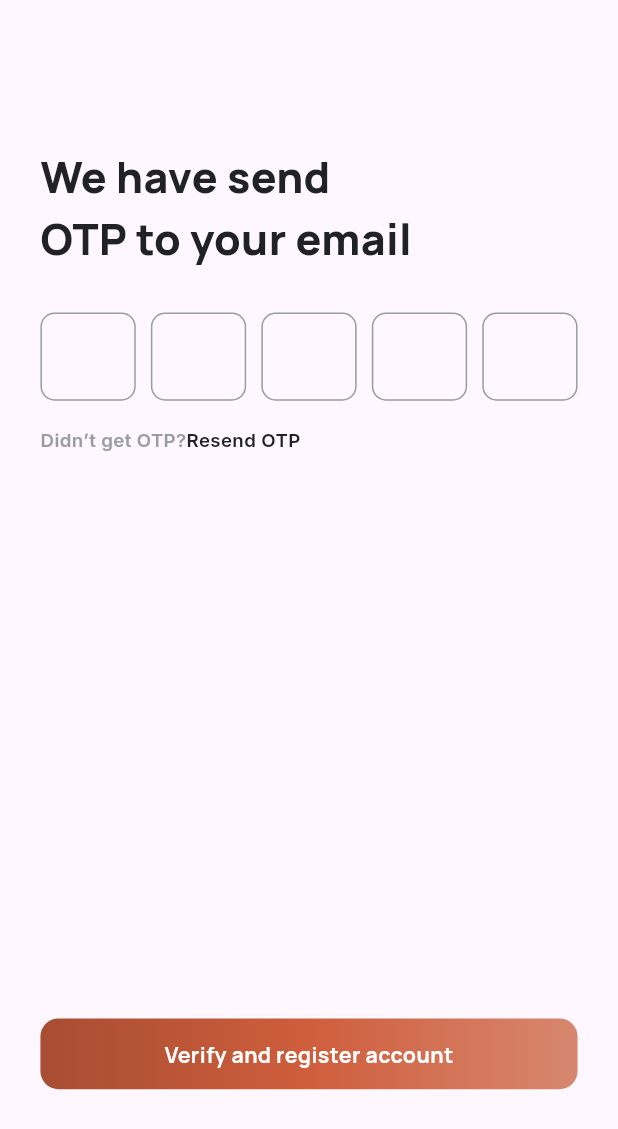
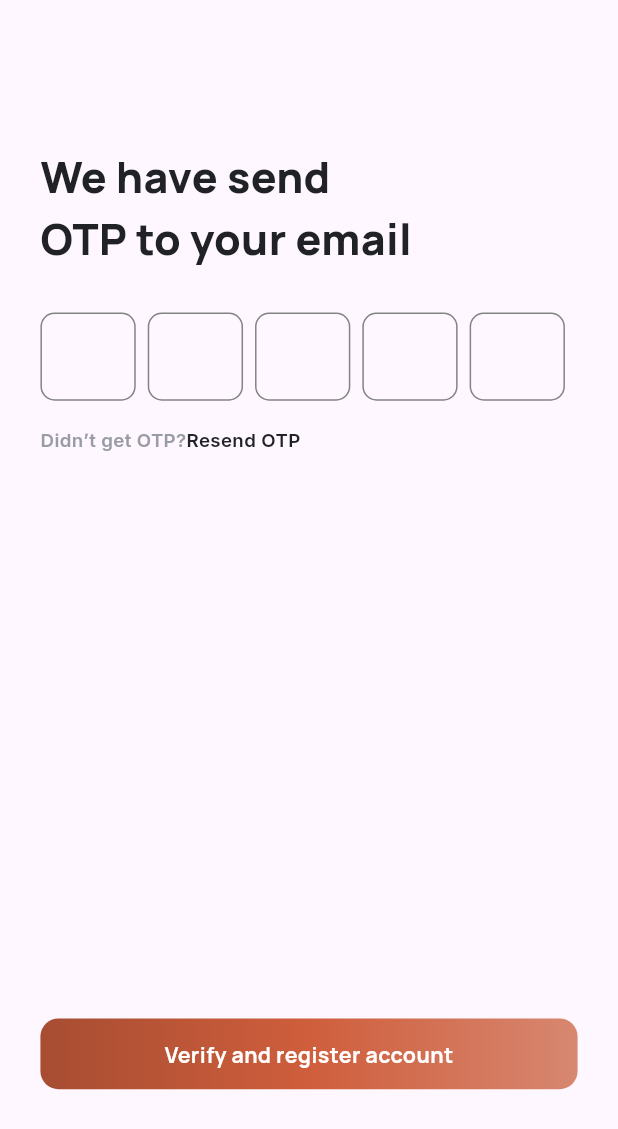
Before and after one commit to akash2058/lmsapp, a Flutter app: the OtpScreen screen opened directly, on a phone screen of 412 x 824 dp. Shown: the top 1129 px of the screen. Run offline on Flutter 3.47's test engine with Material 3 defaults, Android fonts, the phone set to English and light mode, and no system bars; drawn by our look-alikes of pinput; our stand-ins replace dotted_border, flutter_screenutil, flutter_svg, flutter_widget_from_html, google_fonts, readmore; accounts and stored records are empty; project files that could hold a hidden picture were left out.

Commit message:
changes in the app

```diff
--- a/lib/views/authentication_pages/otpscreen/otpscreen.dart
+++ b/lib/views/authentication_pages/otpscreen/otpscreen.dart
@@ -6,16 +6,34 @@ import 'package:lmsapp/customwidgets/customroute.dart';
 
 import 'package:lmsapp/utilities/appcolors.dart';
 import 'package:lmsapp/utilities/textstyle.dart';
-import 'package:lmsapp/views/authentication_pages/registersuccessfulpage/registersuccesfullpage.dart';
+import 'package:lmsapp/utilities/textvalidation.dart';
+import 'package:lmsapp/views/authentication_pages/authenticationcontroller.dart';
+import 'package:pinput/pinput.dart';
+import 'package:provider/provider.dart';
 
+// ignore: must_be_immutable
 class OtpScreen extends StatelessWidget {
-  const OtpScreen({super.key});
+  const OtpScreen({
+    super.key,
+  });
 
   @override
   Widget build(BuildContext context) {
+    final defaultpintheme = PinTheme(
+        height: 66.h,
+        width: 66.w,
+        textStyle: formfieldstyle,
+        decoration: BoxDecoration(
+            borderRadius: BorderRadius.circular(10.51.r),
+            border: Border.all(color: AppColors.primarygrey)));
+    final otpkey = GlobalKey<FormState>();
+    return Consumer<AuthenticationProvider>(
+      builder: (context, value, child) {
         return Scaffold(
           body: Padding(
             padding: EdgeInsets.symmetric(horizontal: 28.w, vertical: 110.h),
+            child: Form(
+              key: otpkey,
               child: Column(
                 crossAxisAlignment: CrossAxisAlignment.start,
                 children: [
@@ -30,7 +48,14 @@ class OtpScreen extends StatelessWidget {
                   SizedBox(
                     height: 32.h,
                   ),
-            OtpField(),
+                  Pinput(
+                    defaultPinTheme: defaultpintheme,
+                    focusedPinTheme: defaultpintheme,
+                    validator: validateotp,
+                    keyboardType: TextInputType.number,
+                    controller: value.otpcontroller,
+                    length: 5,
+                  ),
                   SizedBox(
                     height: 20.h,
                   ),
@@ -46,17 +71,32 @@ class OtpScreen extends StatelessWidget {
                       )
                     ],
                   ),
-            Spacer(),
+                  const Spacer(),
                   CustomButton(
                       height: 53.h,
-                text: 'Verify and register account',
-                onTap: () {
-                  Navigator.push(
-                      context, CustomPageRoute(child: RegisterSuccessPage()));
+                      text: value.loadingverification == true
+                          ? 'Please Wait'
+                          : 'Verify and register account',
+                      onTap:
+                          // ignore: unrelated_type_equality_checks
+                          value.registers?.data?.otp == value.otpcontroller.text
+                              ? () {
+                                  if (otpkey.currentState!.validate()) {
+                                    value.fetchotp(context);
+                                  }
+                                }
+                              : () {
+                                  ScaffoldMessenger.of(context).showSnackBar(
+                                      const SnackBar(
+                                          backgroundColor: AppColors.primaryred,
+                                          content: Text('OTP Not Valid !!!')));
                                 })
                 ],
               ),
             ),
+          ),
+        );
+      },
     );
   }
 }
--- a/pubspec.yaml
+++ b/pubspec.yaml
@@ -39,6 +39,7 @@ dependencies:
   provider: ^6.1.2
   google_fonts: ^6.2.1
   dotted_border: ^2.1.0
+  pinput: ^4.0.0
   flutter_widget_from_html: ^0.15.0
   http: ^1.2.1
   fl_chart: ^0.67.0
```
Also changed, not shown: lib/model/registermodel.dart (added, +39 -0 lines), lib/utilities/textvalidation.dart (+12 -0 lines), lib/views/authentication_pages/authenticationcontroller.dart (+46 -18 lines), lib/views/authentication_pages/forgotpassword_pages/components/registerdialogbox.dart (+5 -6 lines), lib/views/authentication_pages/register_page/register_page.dart (+17 -15 lines), pubspec.lock, 5 other files. Lines whose indentation alone changed are shown as unchanged.
